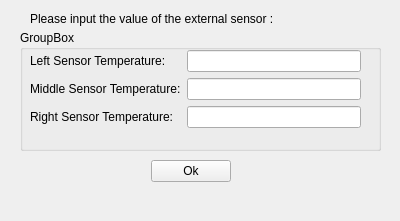
Before: the Qt Designer form ServiceSW/Master/Components/DiagnosticsManufacturing/Forms/UserInputDialog.ui in Liyezhong/Master, drawn with Qt 5.
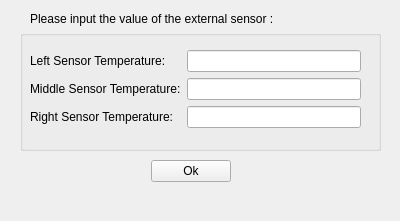
After: the same form once the commit is applied.

Commit message: M:Retort : heating retort (with water)

Diff of the .ui file:
```diff
--- a/ServiceSW/Master/Components/DiagnosticsManufacturing/Forms/UserInputDialog.ui
+++ b/ServiceSW/Master/Components/DiagnosticsManufacturing/Forms/UserInputDialog.ui
@@ -122,7 +122,7 @@
     </rect>
    </property>
    <property name="title">
-    <string>GroupBox</string>
+    <string/>
    </property>
    <widget class="QWidget" name="formLayoutWidget">
     <property name="geometry">
```
The commit also changes 1 other file.
